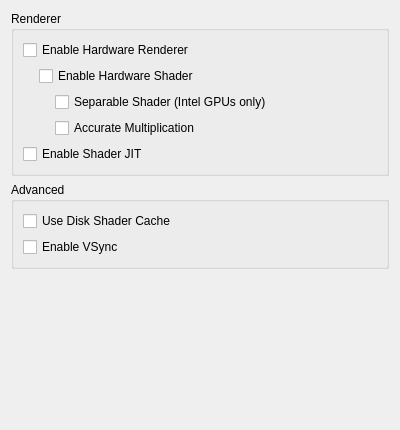
First picture: the form in src/citra_qt/configuration/configure_graphics.ui, repository PabloMK7/citra, before the edit.
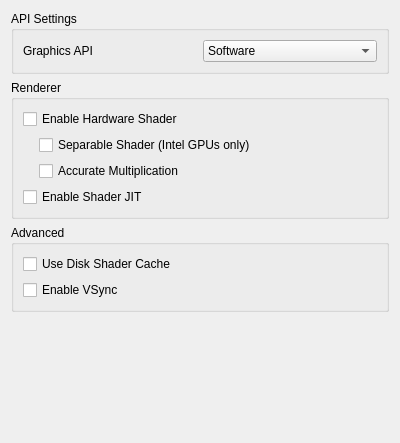
Second picture: the form after the edit.

Commit message: Prepare frontend for multiple graphics APIs (#6347)

```diff
--- a/src/citra_qt/configuration/configure_graphics.ui
+++ b/src/citra_qt/configuration/configure_graphics.ui
@@ -7,7 +7,7 @@
     <x>0</x>
     <y>0</y>
     <width>400</width>
-    <height>430</height>
+    <height>443</height>
    </rect>
   </property>
   <property name="minimumSize">
@@ -20,27 +20,65 @@
    <string>Form</string>
   </property>
   <layout class="QVBoxLayout" name="verticalLayout">
+   <item>
+    <widget class="QGroupBox" name="apiBox">
+     <property name="title">
+      <string>API Settings</string>
+     </property>
+     <layout class="QVBoxLayout" name="verticalLayout_3">
+      <item>
+       <widget class="QWidget" name="graphics_api_group" native="true">
+        <layout class="QHBoxLayout" name="graphics_api_group_2">
+         <property name="leftMargin">
+          <number>0</number>
+         </property>
+         <property name="topMargin">
+          <number>0</number>
+         </property>
+         <property name="rightMargin">
+          <number>0</number>
+         </property>
+         <property name="bottomMargin">
+          <number>0</number>
+         </property>
+         <item>
+          <widget class="QLabel" name="graphics_api_label">
+           <property name="text">
+            <string>Graphics API</string>
+           </property>
+          </widget>
+         </item>
+         <item>
+          <widget class="QComboBox" name="graphics_api_combo">
+           <item>
+            <property name="text">
+             <string>Software</string>
+            </property>
+           </item>
+           <item>
+            <property name="text">
+             <string>OpenGL</string>
+            </property>
+           </item>
+          </widget>
+         </item>
+        </layout>
+       </widget>
+      </item>
+     </layout>
+    </widget>
+   </item>
    <item>
     <widget class="QGroupBox" name="rendererBox">
      <property name="title">
       <string>Renderer</string>
      </property>
      <layout class="QVBoxLayout" name="verticalLayout_6">
-      <item>
-       <widget class="QCheckBox" name="toggle_hw_renderer">
-        <property name="toolTip">
-         <string>&lt;html&gt;&lt;head/&gt;&lt;body&gt;&lt;p&gt;Use OpenGL to accelerate rendering.&lt;/p&gt;&lt;p&gt;Disable to debug graphics-related problem.&lt;/p&gt;&lt;/body&gt;&lt;/html&gt;</string>
-        </property>
-        <property name="text">
-         <string>Enable Hardware Renderer</string>
-        </property>
-       </widget>
-      </item>
       <item>
        <widget class="QWidget" name="hw_renderer_group" native="true">
         <layout class="QVBoxLayout" name="verticalLayout_5">
          <property name="leftMargin">
-          <number>16</number>
+          <number>0</number>
          </property>
          <property name="topMargin">
           <number>0</number>
```
Left out of the diff: 2 changed lines with no effect on the pictures. The commit also changes 97 other files.
